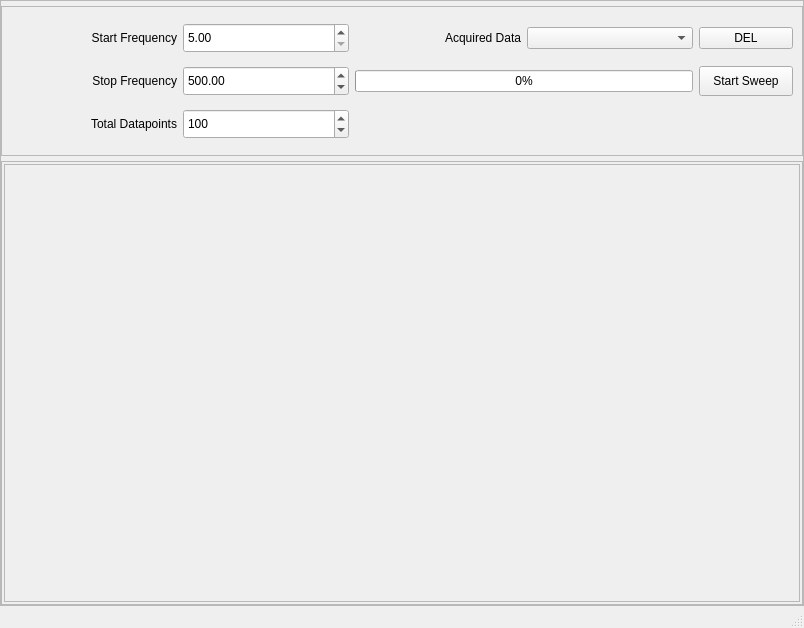
jithinbp/SEELablet-apps, file SEEL_Apps/apps/C_electronics/templates/template_bandpass.ui: the form before one commit.
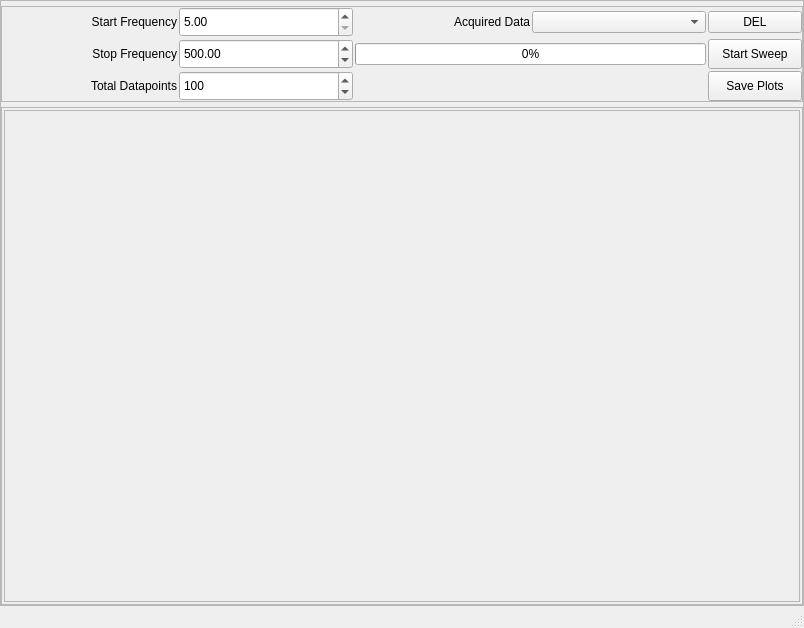
The form after the commit.

Commit message: added save button and UI fixes to electronics apps diode,transistor,xc,xl,bandpass,graph

The edit to the form file:
```diff
--- a/SEEL_Apps/apps/C_electronics/templates/template_bandpass.ui
+++ b/SEEL_Apps/apps/C_electronics/templates/template_bandpass.ui
@@ -65,7 +65,7 @@
          <property name="minimumSize">
           <size>
            <width>0</width>
-           <height>150</height>
+           <height>80</height>
           </size>
          </property>
          <property name="frameShape">
@@ -78,6 +78,12 @@
           <string>PeripheralCollectionInner</string>
          </property>
          <layout class="QGridLayout" name="gridLayout">
+          <property name="margin">
+           <number>0</number>
+          </property>
+          <property name="spacing">
+           <number>2</number>
+          </property>
           <item row="4" column="0">
            <widget class="QLabel" name="label_6">
             <property name="text">
@@ -220,6 +226,19 @@
             </property>
            </widget>
           </item>
+          <item row="4" column="4">
+           <widget class="QPushButton" name="pushButton_3">
+            <property name="minimumSize">
+             <size>
+              <width>94</width>
+              <height>30</height>
+             </size>
+            </property>
+            <property name="text">
+             <string>Save Plots</string>
+            </property>
+           </widget>
+          </item>
          </layout>
         </widget>
        </item>
@@ -263,8 +282,8 @@
               <rect>
                <x>0</x>
                <y>0</y>
-               <width>796</width>
-               <height>412</height>
+               <width>794</width>
+               <height>465</height>
               </rect>
              </property>
              <layout class="QGridLayout" name="gridLayout_4">
```
Left out of the diff: 25 changed lines with no effect on the pictures. The commit also changes 24 other files.
